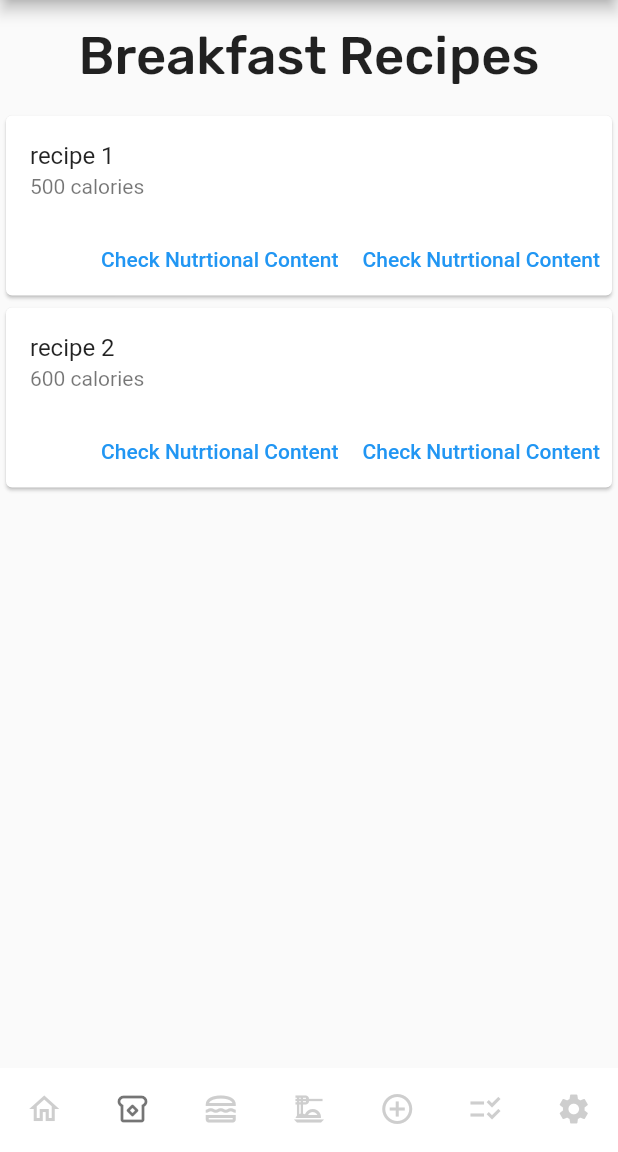
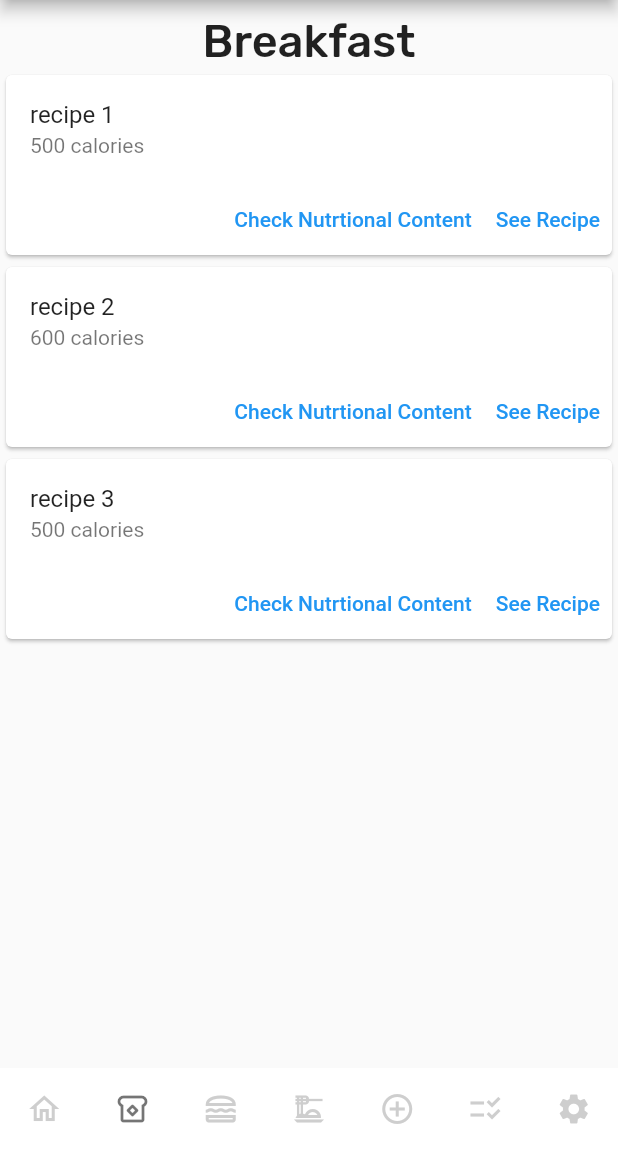
Before and after one commit to Akierion/mobile-platform-development-app, a Flutter app: the screen it shows after launch, item 2 of the bottom bar chosen, after a tap on "Check Nutrtional Content", on a phone screen of 412 x 824 dp, the part 84-1236 px from its top. Run offline on Flutter 3.47's test engine with Material 2 defaults, Android fonts, the phone set to English and light mode, and no system bars.

Commit message:
added card builder to app
created a new class that builds cards for the recipe pages

```diff
--- /dev/null
+++ b/lib/builders/recipe_card_builder.dart
@@ -0,0 +1,46 @@
+import 'package:flutter/material.dart';
+
+class RecipeCardBuilder extends StatefulWidget {
+  const RecipeCardBuilder({Key? key}) : super(key: key);
+
+  @override
+  State<RecipeCardBuilder> createState() => _RecipeCardBuilderState();
+  Card recipeCardBuilder (String recipeName, String calories) {
+    return Card (
+      child: Column (
+        crossAxisAlignment: CrossAxisAlignment.center,
+        mainAxisAlignment: MainAxisAlignment.center,
+        mainAxisSize: MainAxisSize.min,
+        children: <Widget> [
+          ListTile (
+            title: Text(recipeName),
+            subtitle: Text(calories + ' calories'),
+          ),
+          Row(
+            mainAxisAlignment: MainAxisAlignment.end,
+            children: <Widget>[
+              TextButton(
+                child: const Text('Check Nutrtional Content'),
+                onPressed: (){},
+              ),
+              TextButton(
+                child: const Text('See Recipe'),
+                onPressed: (){},
+              )
+            ],
+          )
+        ],
+      ),
+    );
+  }
+}
+
+
+class _RecipeCardBuilderState extends State<RecipeCardBuilder> {
+  @override
+  Widget build(BuildContext context) {
+    return Container();
+  }
+
+// Creates a recipe for each recipe in the database
+}
--- a/lib/pages/breakfast_page.dart
+++ b/lib/pages/breakfast_page.dart
@@ -1,50 +1,29 @@
-import 'package:flutter/cupertino.dart';
 import 'package:flutter/material.dart';
+import '../builders/recipe_card_builder.dart';
 
 class BreakfastPage extends StatelessWidget {
-  const BreakfastPage({Key? key}) : super(key: key);
+  BreakfastPage({Key? key}) : super(key: key);
+  final List<String> recipes = <String> ['Recipe 1', 'Recipe 2', 'Recipe 3', 'Recipe 4'];
+  final List<String> calories = <String> ['400', '300', '600', '800'];
+  final recipeCardBuilder = RecipeCardBuilder();
 
   @override
   Widget build(BuildContext context) {
     return Container(
       child: ListView (
       children: <Widget> [
-        Text(''),
-        Text('Breakfast Recipes', textAlign: TextAlign.center, style: TextStyle(fontSize: 35, fontFamily: 'Rubik'),),
-        Text(''),
-        recipeCardBuilder('recipe 1', '500'),
-        recipeCardBuilder('recipe 2', '600')
+        Center(
+          child: Padding(
+              padding: const EdgeInsets.only(top:10),
+              child: Text('Breakfast', textAlign: TextAlign.center, style: TextStyle(fontSize: 30, fontFamily: 'Rubik'),
+              ),
+          ),
+        ),
+        recipeCardBuilder.recipeCardBuilder('recipe 1', '500'),
+        recipeCardBuilder.recipeCardBuilder('recipe 2', '600'),
+        recipeCardBuilder.recipeCardBuilder('recipe 3', '500')
     ],
     ),
       );
-  }
-
-   Card recipeCardBuilder (String recipeName, String calories) {
-      return Card (
-        child: Column (
-          crossAxisAlignment: CrossAxisAlignment.center,
-          mainAxisAlignment: MainAxisAlignment.center,
-          mainAxisSize: MainAxisSize.min,
-          children: <Widget> [
-               ListTile (
-                title: Text(recipeName),
-                subtitle: Text(calories + ' calories'),
-              ),
-              Row(
-                mainAxisAlignment: MainAxisAlignment.end,
-                children: <Widget>[
-                  TextButton(
-                      child: const Text('Check Nutrtional Content'),
-                      onPressed: (){},
-                  ),
-                  TextButton(
-                     child: const Text('Check Nutrtional Content'),
-                     onPressed: (){},
-                  )
-              ],
-            )
-        ],
-      ),
-     );
 }
 }
```
